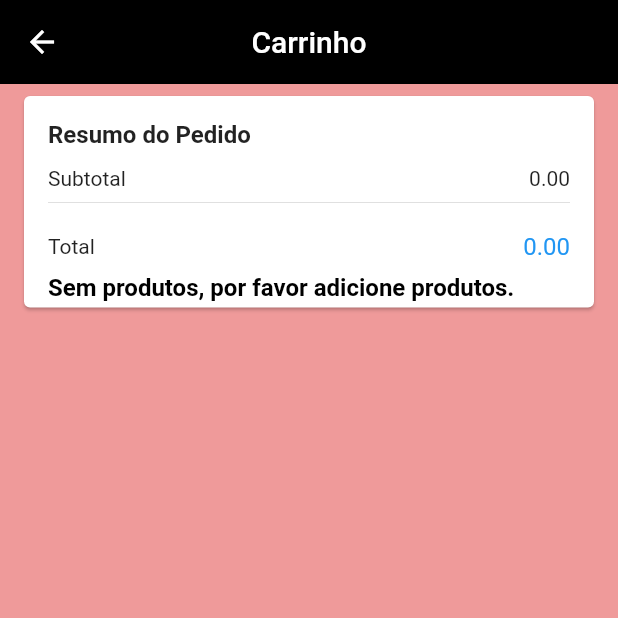
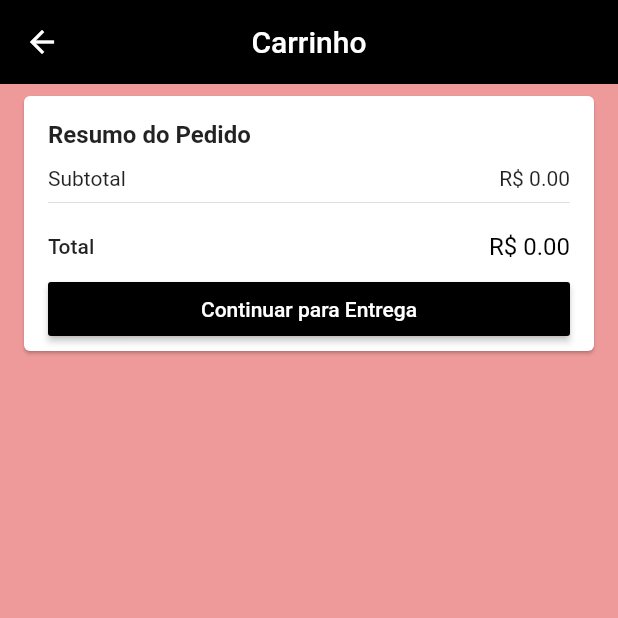
Before and after one commit to ViniciusVicco/MMStore, a Flutter app: the CartScreen screen opened by its route, on a phone screen of 412 x 824 dp, the top half of it. Run offline on Flutter 3.47's test engine with Material 2 defaults, Android fonts, the phone set to English and light mode, and no system bars; our stand-ins replace brasil_fields, carousel_pro, cloud_firestore, dio, faker, firebase_auth and 5 more; missing offline and left inert: alphabet_list_scroll_view; accounts and stored records are empty.

Commit message:
Ajustes na regra de negócio.

```diff
--- a/lib/common/price_card.dart
+++ b/lib/common/price_card.dart
@@ -3,77 +3,76 @@ import 'package:michellemirandastore/models/cart_manager.dart';
 import 'package:provider/provider.dart';
 class PriceCard extends StatelessWidget {
 
+  const PriceCard({this.buttonText, this.onPressed});
+
   final String buttonText;
   final VoidCallback onPressed;
 
-  const PriceCard({this.buttonText,this.onPressed});
-
   @override
   Widget build(BuildContext context) {
-
     final cartManager = context.watch<CartManager>();
-
     final productsPrice = cartManager.productsPrice;
+    final deliveryPrice = cartManager.deliveryPrice;
+    final totalPrice = cartManager.totalPrice;
 
     return Card(
-      margin: EdgeInsets.symmetric(horizontal: 16,vertical: 8),
+      margin: const EdgeInsets.symmetric(horizontal: 16, vertical: 8),
       child: Padding(
         padding: const EdgeInsets.fromLTRB(16, 16, 16, 4),
         child: Column(
           crossAxisAlignment: CrossAxisAlignment.stretch,
           children: <Widget>[
             Text(
-              "Resumo do Pedido",
+              'Resumo do Pedido',
               textAlign: TextAlign.start,
               style: TextStyle(
-                fontWeight:  FontWeight.w600,
+                fontWeight: FontWeight.w600,
                 fontSize: 16,
               ),
             ),
-            const SizedBox(
-              height: 12,
-            ),
+            const SizedBox(height: 12,),
             Row(
               mainAxisAlignment: MainAxisAlignment.spaceBetween,
               children: <Widget>[
                 const Text('Subtotal'),
-                Text('${productsPrice.toStringAsFixed(2)}'),
+                Text('R\$ ${productsPrice.toStringAsFixed(2)}')
               ],
             ),
             const Divider(),
+            if(deliveryPrice != null)
+              ...[
+                Row(
+                  mainAxisAlignment: MainAxisAlignment.spaceBetween,
+                  children: <Widget>[
+                    const Text('Entrega'),
+                    Text('R\$ ${deliveryPrice.toStringAsFixed(2)}')
+                  ],
+                ),
+                const Divider(),
+              ],
             const SizedBox(height: 12,),
             Row(
               mainAxisAlignment: MainAxisAlignment.spaceBetween,
               children: <Widget>[
-                const Text('Total'),
+                Text('Total',
+                  style: TextStyle(fontWeight: FontWeight.w500),
+                ),
                 Text(
-                    '${productsPrice.toStringAsFixed(2)}',
+                  'R\$ ${totalPrice.toStringAsFixed(2)}',
                   style: TextStyle(
-                    color: Theme.of(context).accentColor,
-                    fontSize: 16.0
+                    color: Theme.of(context).primaryColor,
+                    fontSize: 16,
                   ),
-                ),
+                )
               ],
             ),
             const SizedBox(height: 8,),
-            cartManager.productsPrice == 0 ?
-                Text("Sem produtos, por favor adicione produtos.",
-                style: TextStyle(
-                  color: Theme.of(context).primaryColor,
-                  fontWeight: FontWeight.bold,
-                  fontSize: 16,
-                ),):
             RaisedButton(
               color: Theme.of(context).primaryColor,
+              disabledColor: Theme.of(context).primaryColor.withAlpha(100),
               textColor: Colors.white,
-                onPressed: onPressed,
-              disabledColor: Colors.pink[100],
-              child: Text(
-                  "$buttonText",
-                style: TextStyle(
-                  color: Colors.white
-                ),
-              ),
+              onPressed: onPressed,
+              child: Text(buttonText),
             ),
           ],
         ),
--- a/lib/main.dart
+++ b/lib/main.dart
@@ -4,6 +4,7 @@ import 'package:michellemirandastore/models/cart_manager.dart';
 import 'package:michellemirandastore/models/home_manager.dart';
 import 'package:michellemirandastore/models/productManager.dart';
 import 'package:michellemirandastore/models/user_manager.dart';
+import 'package:michellemirandastore/screns/address/components/address_screen.dart';
 import 'package:michellemirandastore/screns/base_screen.dart';
 import 'package:michellemirandastore/screns/cart/cart_screen.dart';
 import 'package:michellemirandastore/screns/edit_product/edit_product_screen.dart';
@@ -12,7 +13,6 @@ import 'package:michellemirandastore/screns/product/product_screen.dart';
 import 'package:michellemirandastore/screns/select_product/select_product_screen.dart';
 import 'package:michellemirandastore/screns/signup/signup_screen.dart';
 import 'package:provider/provider.dart';
-import 'address/components/address_screen.dart';
 import 'models/product.dart';
 
 
@@ -82,7 +82,7 @@ class MyApp extends StatelessWidget {
               );
             case '/address':
               return MaterialPageRoute(
-                  builder: (_) => AdressScreen()
+                  builder: (_) => AddressScreen()
               );
             case '/cart':
               return MaterialPageRoute(
--- a/lib/models/cart_manager.dart
+++ b/lib/models/cart_manager.dart
@@ -16,6 +16,8 @@ class CartManager extends ChangeNotifier {
   Address address;
   num productsPrice = 0.0;
   num deliveryPrice;
+
+  num get totalPrice => productsPrice + (deliveryPrice ?? 0 );
 
   void updateUser(UserManager userManager) {
     user = userManager.user;
@@ -86,6 +88,8 @@ class CartManager extends ChangeNotifier {
     return true;
   }
 
+  bool get isAddressValid => address != null && deliveryPrice != null;
+
   // ADDRESS
 
   Future<void> getAddress(String cep) async {
@@ -116,6 +120,7 @@ class CartManager extends ChangeNotifier {
     this.address = address; // o This acessa o atributo da classe em si.
     if(await calculateDelivery(address.lat, address.long)){
       print('Preço: $deliveryPrice');
+      notifyListeners();
     } else {
       return Future.error('Endereço fora do raio de entrega :(');
     }
@@ -146,6 +151,7 @@ class CartManager extends ChangeNotifier {
 
   void removeAddres() async {
     address = null; // Fazendo o address obter nullo, e notificando
+    deliveryPrice = null;
     notifyListeners();
   }
 
```
Also changed, not shown: lib/address/components/address_screen.dart (deleted, +0 -25 lines), lib/screns/address/components/address_card.dart (renamed from lib/address/components/address_card.dart, +7 -7 lines), lib/screns/address/components/address_input_field.dart (renamed from lib/address/components/address_input_field.dart, +9 -3 lines), lib/screns/address/components/address_screen.dart (added, +33 -0 lines), lib/screns/address/components/cep_input_field.dart (renamed from lib/address/components/cep_input_field.dart).
